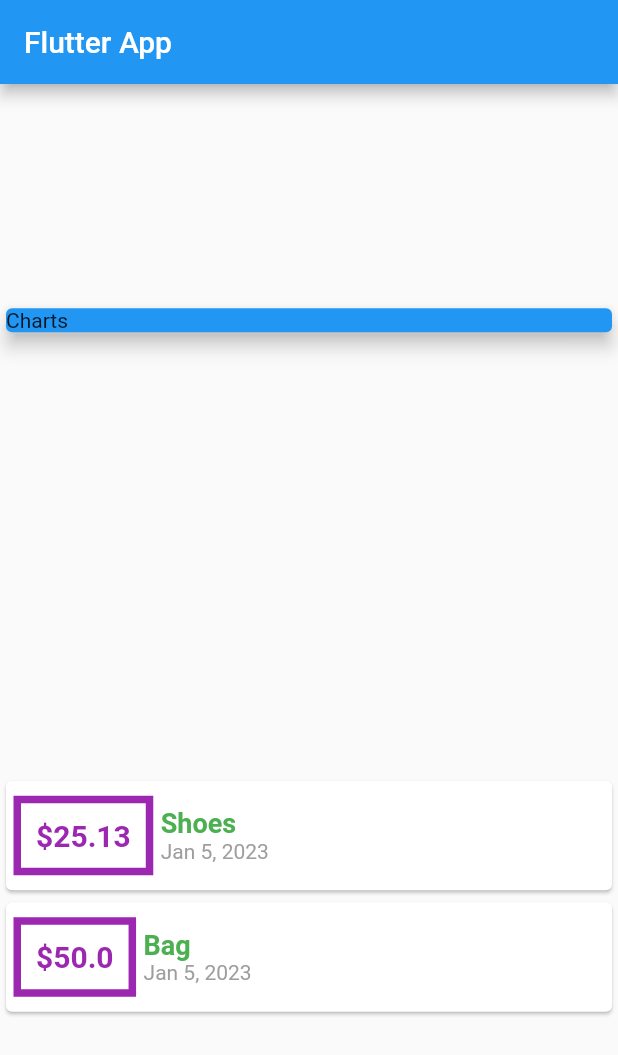
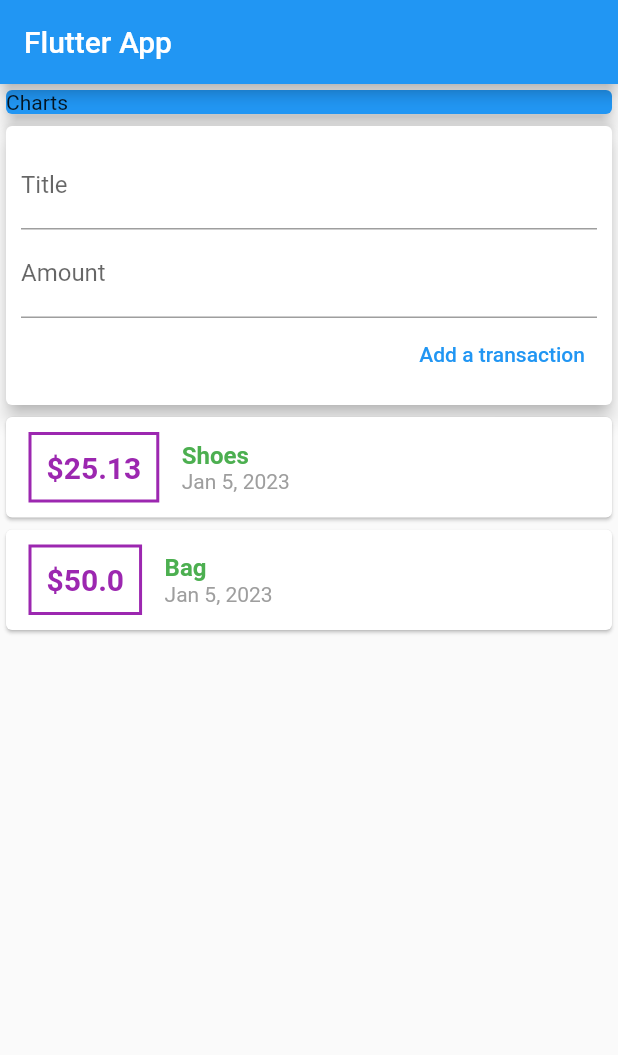
Before and after one commit to MohamedAboElM3aTy/expense_app_learning, a Flutter app: the screen it shows after launch, on a phone screen of 412 x 824 dp. Shown: the top 1055 px of the screen. Run offline on Flutter 3.47's test engine with Material 2 defaults, Android fonts, the phone set to English and light mode, and no system bars.

Commit message:
adding the textfields buttons

```diff
--- a/lib/main.dart
+++ b/lib/main.dart
@@ -38,9 +38,8 @@
         title: Text('Flutter App'),
       ),
       body: Column(
-        mainAxisAlignment:
-            MainAxisAlignment.spaceAround, // from top to bottom in (column)
-        crossAxisAlignment: CrossAxisAlignment.center, // from left to right
+        // mainAxisAlignment: MainAxisAlignment.start, // from top to bottom in (column)
+        crossAxisAlignment: CrossAxisAlignment.stretch, // from left to right
         children: [
           Container(
             width: double.infinity,
@@ -48,6 +47,27 @@
               color: Colors.blue,
               child: Text('Charts'),
               elevation: 5,
+            ),
+          ),
+          Card(
+            elevation: 5,
+            child: Container(
+              padding: EdgeInsets.all(10),
+              child: Column(
+                crossAxisAlignment: CrossAxisAlignment.end,
+                children: [
+                  TextField(
+                    decoration: InputDecoration(labelText: 'Title'),
+                  ),
+                  TextField(
+                    decoration: InputDecoration(labelText: 'Amount'),
+                  ),
+                  TextButton(
+                    onPressed: () {},
+                    child: Text('Add a transaction'),
+                  )
+                ],
+              ),
             ),
           ),
           Column(
@@ -59,13 +79,13 @@
                       Container(
                         padding: EdgeInsets.all(10),
                         margin: EdgeInsets.symmetric(
-                          horizontal: 5,
+                          horizontal: 15,
                           vertical: 10,
                         ),
                         decoration: BoxDecoration(
                           border: Border.all(
                             color: Colors.purple,
-                            width: 5, // Dah somk el border nafso
+                            width: 2, // Dah somk el border nafso
                           ),
                         ),
                         child: Text(
@@ -83,13 +103,13 @@
                           Text(
                             tx.title,
                             style: TextStyle(
-                              fontSize: 18,
+                              fontSize: 16,
                               color: Colors.green,
                               fontWeight: FontWeight.bold,
                             ),
                           ),
                           Text(
-                            DateFormat.yMMMd().format(tx.date ) ,
+                            DateFormat.yMMMd().format(tx.date),
                             style: TextStyle(color: Colors.grey),
                           )
                         ],
```
